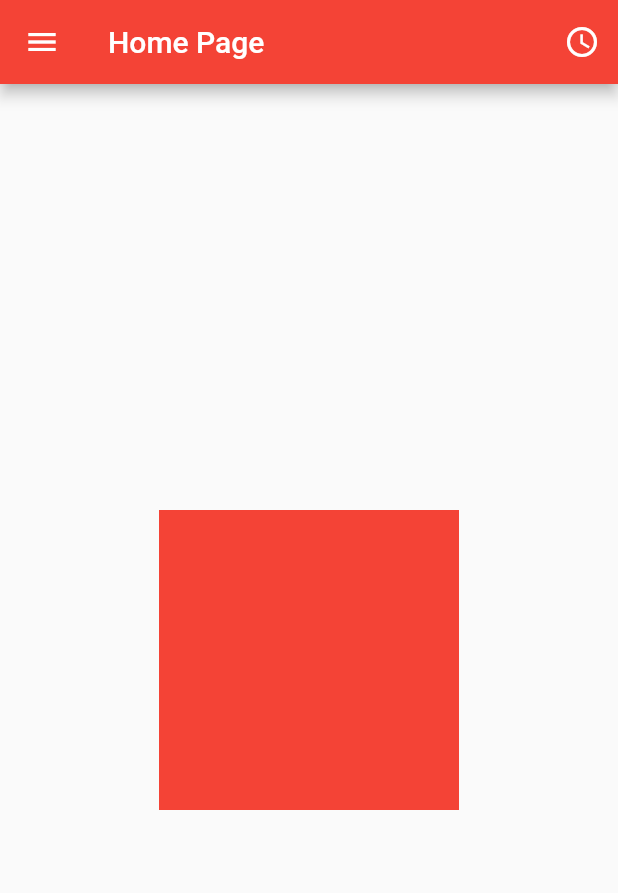
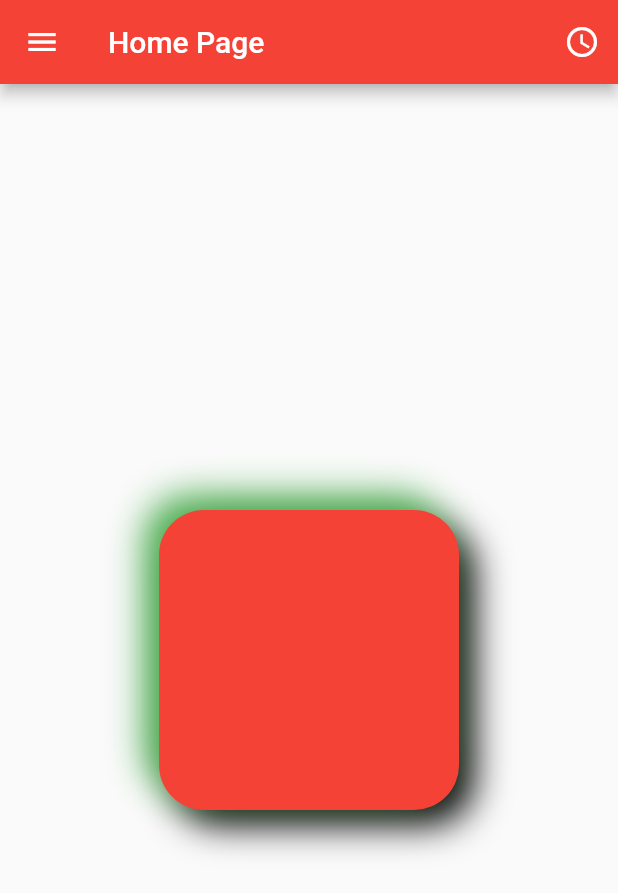
Before and after one commit to oapmartins/flutter-fundamentos, a Flutter app: the screen it shows after launch, on a phone screen of 412 x 824 dp. Shown: the top 893 px of the screen. Run offline on Flutter 3.47's test engine with Material 2 defaults, Android fonts, the phone set to English and light mode, and no system bars.

Commit message:
Estudando sobre Containers

```diff
--- a/lib/home/home_page.dart
+++ b/lib/home/home_page.dart
@@ -19,11 +19,26 @@ class HomePage extends StatelessWidget {
       drawer: Drawer(),
       body: Center(
         child: Container(
-          color: Colors.red,
           width: 200,
           height: 200,
           margin: EdgeInsets.all(10),
           padding: EdgeInsets.all(10),
+          decoration: BoxDecoration(
+            color: Colors.red,
+            borderRadius: BorderRadius.circular(30),
+            boxShadow: [
+              BoxShadow(
+                color: Colors.black,
+                blurRadius: 20,
+                offset: Offset(10, 10),
+              ),
+              BoxShadow(
+                color: Colors.green,
+                blurRadius: 20,
+                offset: Offset(-10, -10),
+              ),
+            ],
+          ),
         ),
       ),
     );
```
Also changed, not shown: pubspec.lock, 3 other files.
